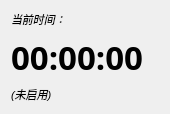
Old version of the form source/timewidget.ui in the repository Hatsushigure/TimeShower.
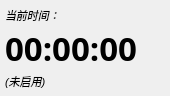
New version of the form.

```diff
--- a/source/timewidget.ui
+++ b/source/timewidget.ui
@@ -17,6 +17,21 @@
    <string notr="true"/>
   </property>
   <layout class="QVBoxLayout" name="verticalLayout">
+   <property name="spacing">
+    <number>0</number>
+   </property>
+   <property name="leftMargin">
+    <number>5</number>
+   </property>
+   <property name="topMargin">
+    <number>5</number>
+   </property>
+   <property name="rightMargin">
+    <number>5</number>
+   </property>
+   <property name="bottomMargin">
+    <number>5</number>
+   </property>
    <item>
     <widget class="QLabel" name="currentLabel">
      <property name="font">
@@ -45,6 +60,9 @@
      <property name="styleSheet">
       <string notr="true"/>
      </property>
+     <property name="frameShape">
+      <enum>QFrame::NoFrame</enum>
+     </property>
      <property name="text">
       <string>00:00:00</string>
      </property>
```
